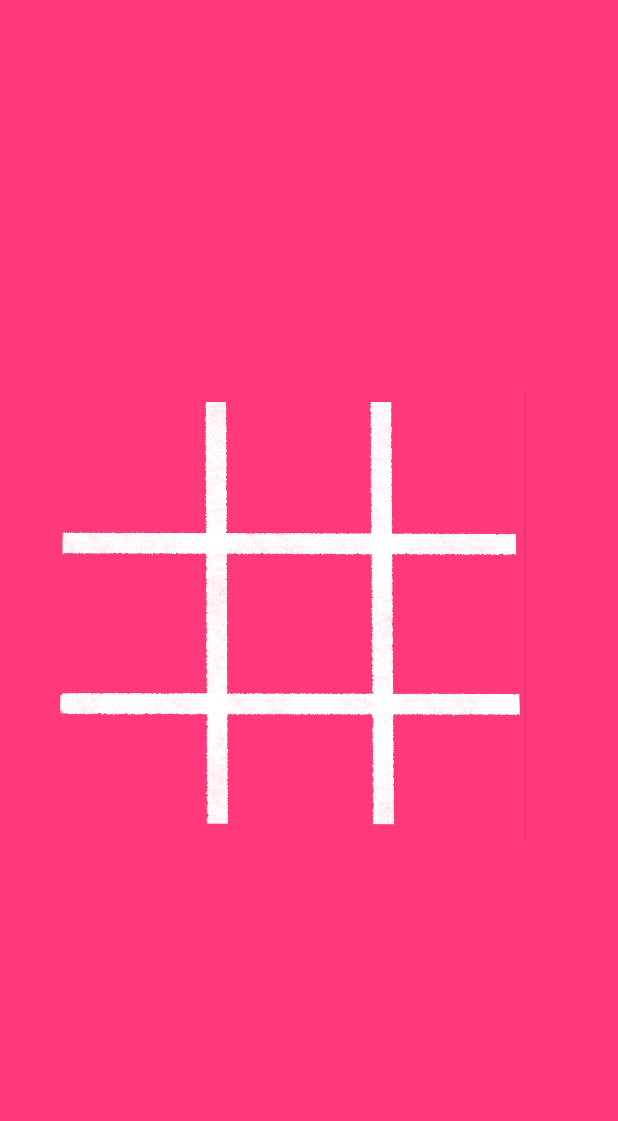
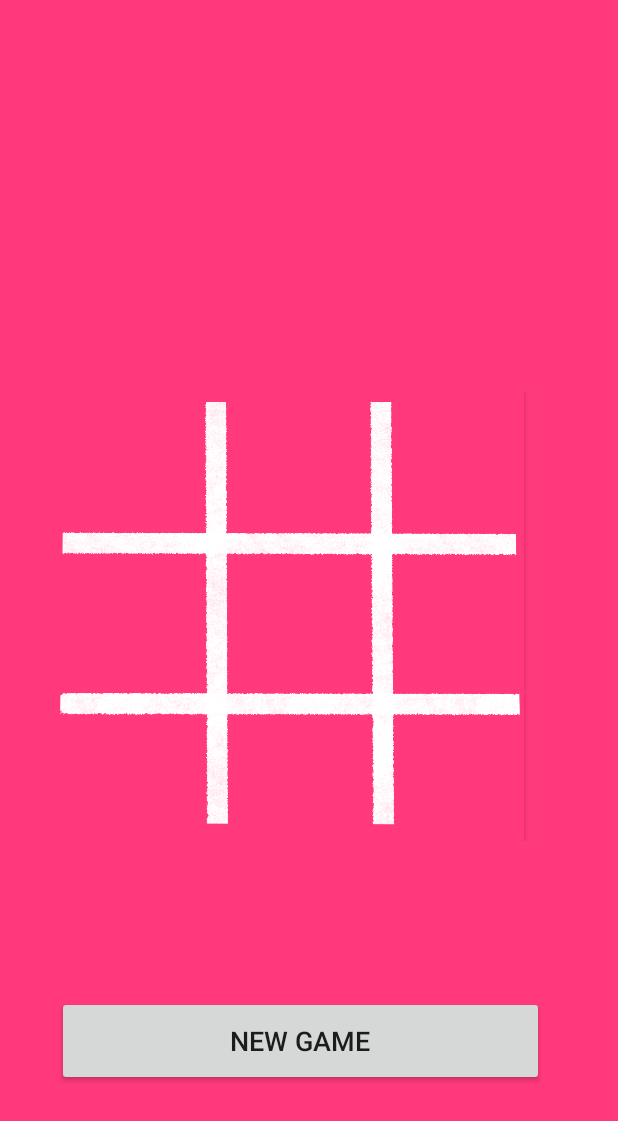
Before and after one commit to parzuko/zerokata, an Android app: the screen it shows after launch (MainActivity), on a phone screen of 412 x 824 dp. Shown: the top 1121 px of the screen. Run offline under Robolectric (Android 15) with nearby library versions, the phone set to English and light mode, and no system bars.

Commit message:
Add ResetGame Button

```diff
--- a/app/src/main/res/layout/activity_main.xml
+++ b/app/src/main/res/layout/activity_main.xml
@@ -148,4 +148,17 @@
         app:layout_constraintBottom_toTopOf="@+id/tableLayout"
         app:layout_constraintEnd_toEndOf="parent"
         app:layout_constraintStart_toStartOf="parent" />
+
+    <Button
+        android:id="@+id/btnReset"
+        android:layout_width="0dp"
+        android:layout_height="60dp"
+        android:onClick="newGame"
+        android:text="New Game"
+        android:textSize="18sp"
+        app:layout_constraintBottom_toBottomOf="parent"
+        app:layout_constraintEnd_toEndOf="@+id/tableLayout"
+        app:layout_constraintStart_toStartOf="@+id/imageView5"
+        app:layout_constraintTop_toBottomOf="@+id/tableLayout"
+        tools:visibility="invisible" />
 </androidx.constraintlayout.widget.ConstraintLayout>
```
Also changed, not shown: app/src/main/java/com/example/tictactoe/MainActivity.kt (+31 -0 lines).
